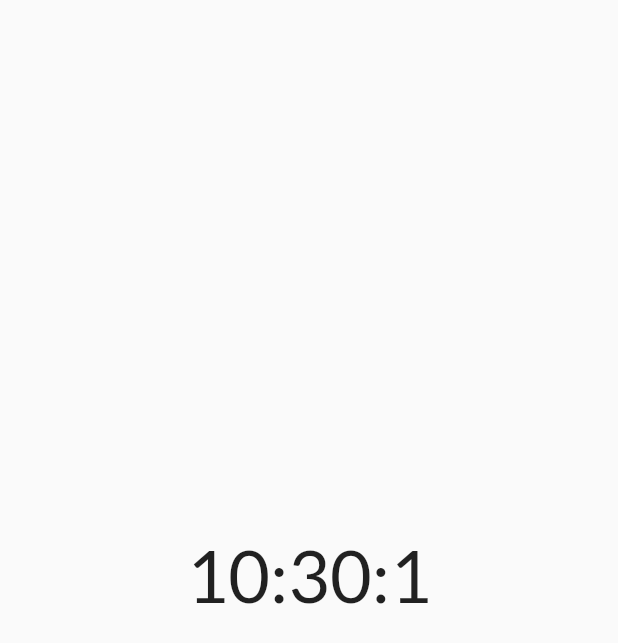
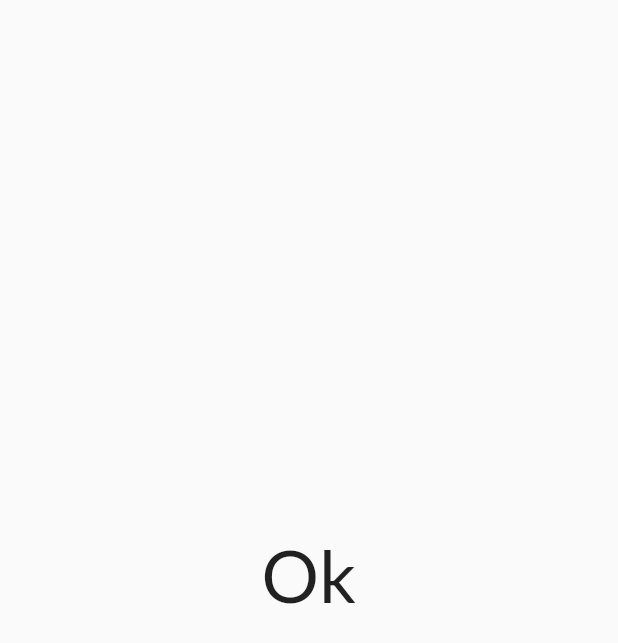
Before and after one commit to nawnguyen/remote-switcher, a Flutter app: the screen it shows after launch, item 3 of the bottom bar chosen, on a phone screen of 412 x 824 dp. Shown: the top 643 px of the screen. Run offline on Flutter 3.47's test engine with Material 2 defaults, Android fonts, the light colour scheme and no system bars; our stand-ins replace dartz, dio, freezed_annotation, go_router, google_fonts, hive_flutter and 3 more; accounts and stored records are empty.

Commit message:
fix: remove unused

```diff
--- a/lib/features/switch/presentation/timer_page.dart
+++ b/lib/features/switch/presentation/timer_page.dart
@@ -8,33 +8,13 @@ class TimerPage extends StatefulWidget {
 }
 
 class TimerPageState extends State<TimerPage> {
-  late int gio;
-  late int phut;
-  late int giay;
-
-  @override
-  void initState() {
-    super.initState();
-    updateTime();
-  }
-
-  void updateTime() {
-    DateTime now = DateTime.now();
-    setState(() {
-      gio = now.hour;
-      phut = now.minute;
-      giay = now.second;
-    });
-    Future.delayed(const Duration(seconds: 1), updateTime);
-  }
-
   @override
   Widget build(BuildContext context) {
-    return Scaffold(
+    return const Scaffold(
       body: Center(
         child: Text(
-          '$gio:$phut:$giay',
-          style: const TextStyle(fontSize: 48),
+          'Ok',
+          style: TextStyle(fontSize: 48),
         ),
       ),
     );
```
